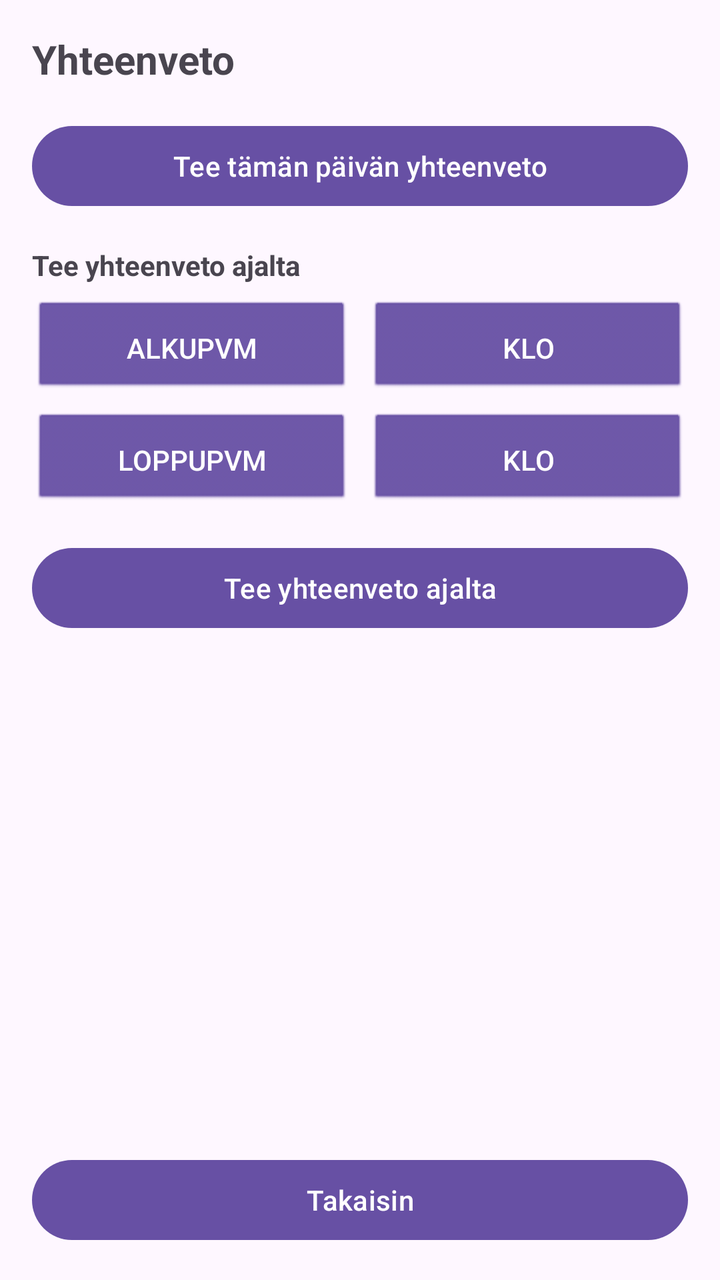
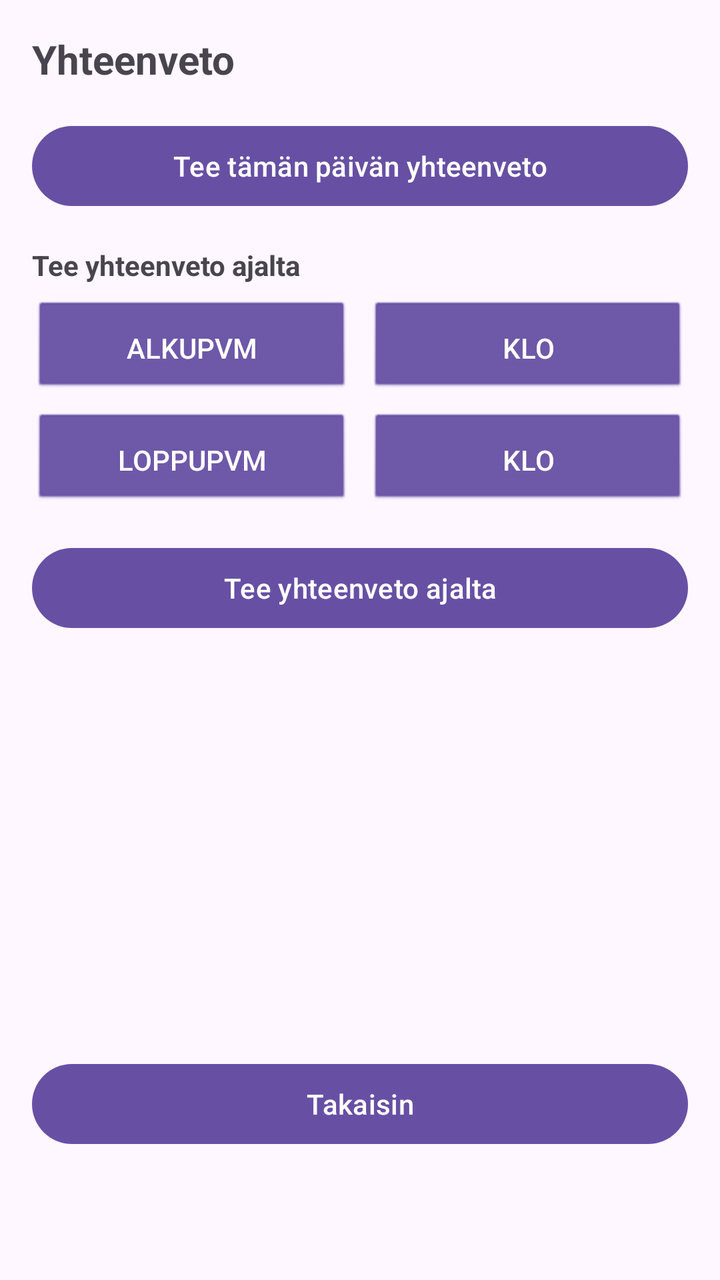

Two renders of the same Android screen: before a commit and after it. Below are the layout's source before the change and the commit's diff.
<!-- AndroidManifest.xml: application theme Theme.KalaKartta -->
<!-- res/layout/activity_summary.xml -->
<?xml version="1.0" encoding="utf-8"?>
<LinearLayout xmlns:android="http://schemas.android.com/apk/res/android"
    android:layout_width="match_parent"
    android:layout_height="match_parent"
    android:orientation="vertical"
    android:padding="16dp">

    <TextView
        android:layout_width="wrap_content"
        android:layout_height="wrap_content"
        android:text="Yhteenveto"
        android:textSize="20sp"
        android:textStyle="bold"
        android:layout_marginBottom="16dp" />

    <Button
        android:id="@+id/todaySummaryButton"
        android:layout_width="match_parent"
        android:layout_height="wrap_content"
        android:text="Tee tämän päivän yhteenveto"
        android:layout_marginBottom="16dp" />

    <TextView
        android:layout_width="wrap_content"
        android:layout_height="wrap_content"
        android:text="Tee yhteenveto ajalta"
        android:textStyle="bold"
        android:layout_marginBottom="8dp" />

    <LinearLayout
        android:layout_width="match_parent"
        android:layout_height="wrap_content"
        android:orientation="horizontal"
        android:layout_marginBottom="8dp">

        <Button
            android:id="@+id/startDateButton"
            style="?android:attr/borderlessButtonStyle"
            android:layout_width="0dp"
            android:layout_height="wrap_content"
            android:layout_weight="1"
            android:text="Alkupvm"
            android:background="@android:drawable/btn_default" />

        <Button
            android:id="@+id/startTimeButton"
            style="?android:attr/borderlessButtonStyle"
            android:layout_width="0dp"
            android:layout_height="wrap_content"
            android:layout_weight="1"
            android:text="Klo"
            android:layout_marginStart="8dp"
            android:background="@android:drawable/btn_default" />
    </LinearLayout>

    <LinearLayout
        android:layout_width="match_parent"
        android:layout_height="wrap_content"
        android:orientation="horizontal"
        android:layout_marginBottom="16dp">

        <Button
            android:id="@+id/endDateButton"
            style="?android:attr/borderlessButtonStyle"
            android:layout_width="0dp"
            android:layout_height="wrap_content"
            android:layout_weight="1"
            android:text="Loppupvm"
            android:background="@android:drawable/btn_default" />

        <Button
            android:id="@+id/endTimeButton"
            style="?android:attr/borderlessButtonStyle"
            android:layout_width="0dp"
            android:layout_height="wrap_content"
            android:layout_weight="1"
            android:text="Klo"
            android:layout_marginStart="8dp"
            android:background="@android:drawable/btn_default" />
    </LinearLayout>

    <Button
        android:id="@+id/generateRangeSummaryButton"
        android:layout_width="match_parent"
        android:layout_height="wrap_content"
        android:text="Tee yhteenveto ajalta"
        android:layout_marginBottom="16dp" />

    <ScrollView
        android:layout_width="match_parent"
        android:layout_height="0dp"
        android:layout_weight="1">

        <TextView
            android:id="@+id/summaryResultText"
            android:layout_width="match_parent"
            android:layout_height="wrap_content"
            android:textSize="16sp"
            android:textColor="@android:color/black" />
    </ScrollView>

    <Button
        android:id="@+id/backButton"
        android:layout_width="match_parent"
        android:layout_height="wrap_content"
        android:text="Takaisin"
        android:layout_marginTop="8dp" />

</LinearLayout>
<!-- resources referenced by this layout -->
<resources>
  <style name="Theme.KalaKartta" parent="Base.Theme.KalaKartta" />
  <style name="Base.Theme.KalaKartta" parent="Theme.Material3.DayNight.NoActionBar">
          
          
      </style>
</resources>

<!-- the commit's change to res/layout/activity_summary.xml (unified diff, before → after) -->
@@ -104,6 +104,7 @@
         android:layout_width="match_parent"
         android:layout_height="wrap_content"
         android:text="Takaisin"
-        android:layout_marginTop="8dp" />
+        android:layout_marginTop="8dp"
+        android:layout_marginBottom="48dp" />
 
 </LinearLayout>
